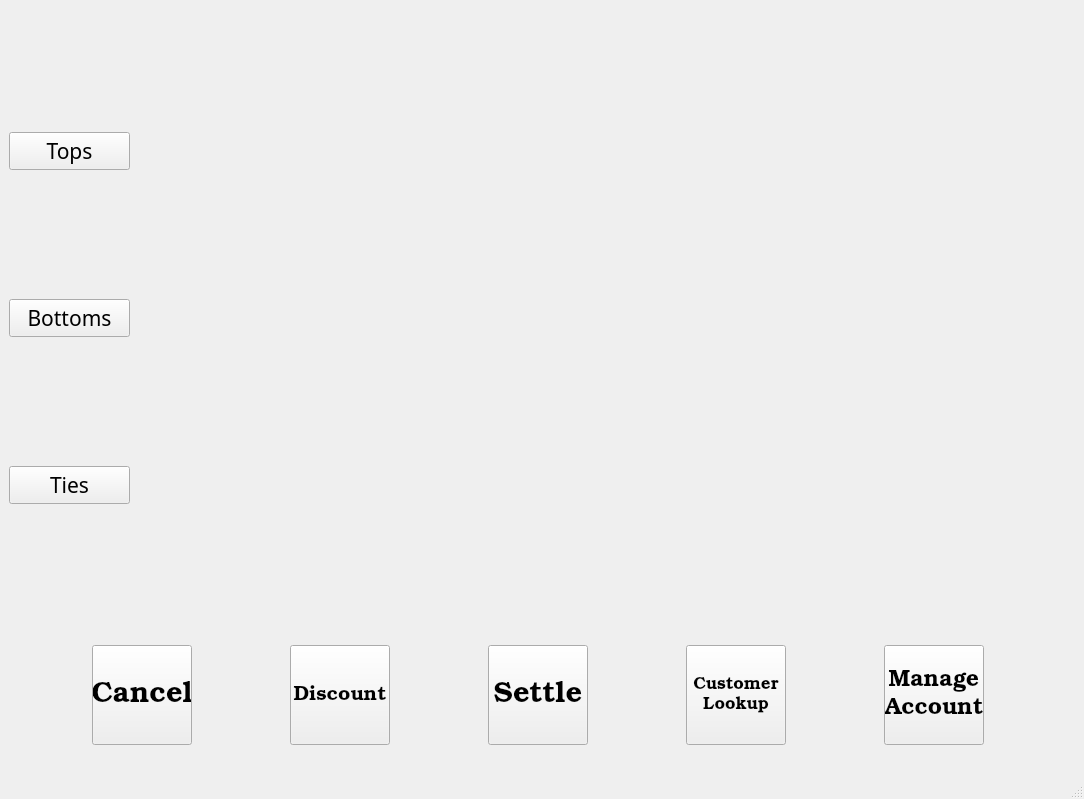
Before: the Qt Designer form QTDesigner/make_sale.ui in mudman266/pypos, drawn with Qt 5.
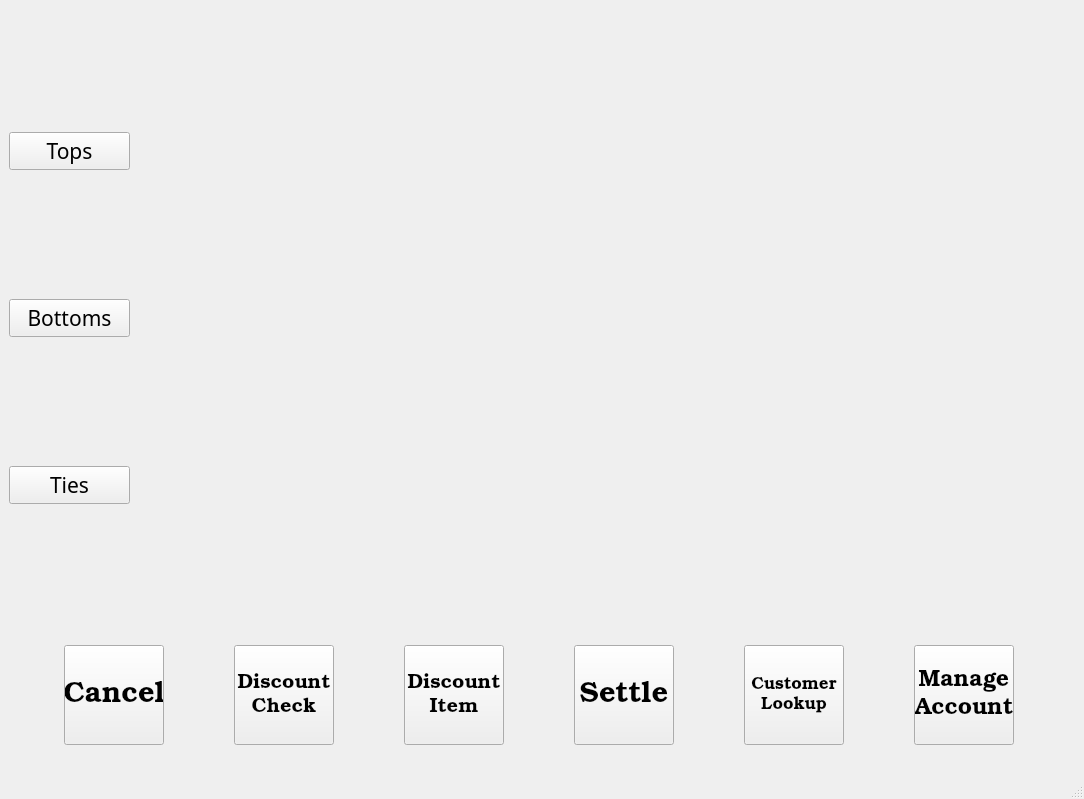
After: the same form once the commit is applied.

Commit message: Added discount dialogs and logic

What changed in the file:
```diff
--- a/QTDesigner/make_sale.ui
+++ b/QTDesigner/make_sale.ui
@@ -147,7 +147,47 @@
         </font>
        </property>
        <property name="text">
-        <string>Discount</string>
+        <string>Discount
+Check</string>
+       </property>
+      </widget>
+     </item>
+     <item>
+      <widget class="QPushButton" name="btn_discount_item">
+       <property name="sizePolicy">
+        <sizepolicy hsizetype="Preferred" vsizetype="Preferred">
+         <horstretch>0</horstretch>
+         <verstretch>20</verstretch>
+        </sizepolicy>
+       </property>
+       <property name="minimumSize">
+        <size>
+         <width>100</width>
+         <height>100</height>
+        </size>
+       </property>
+       <property name="maximumSize">
+        <size>
+         <width>100</width>
+         <height>100</height>
+        </size>
+       </property>
+       <property name="baseSize">
+        <size>
+         <width>12</width>
+         <height>2</height>
+        </size>
+       </property>
+       <property name="font">
+        <font>
+         <family>Bookman Old Style</family>
+         <pointsize>15</pointsize>
+         <stylestrategy>PreferAntialias</stylestrategy>
+        </font>
+       </property>
+       <property name="text">
+        <string>Discount
+Item</string>
        </property>
       </widget>
      </item>
```
Left out of the diff: 2 changed lines with no effect on the pictures. The commit also changes 3 other files.
